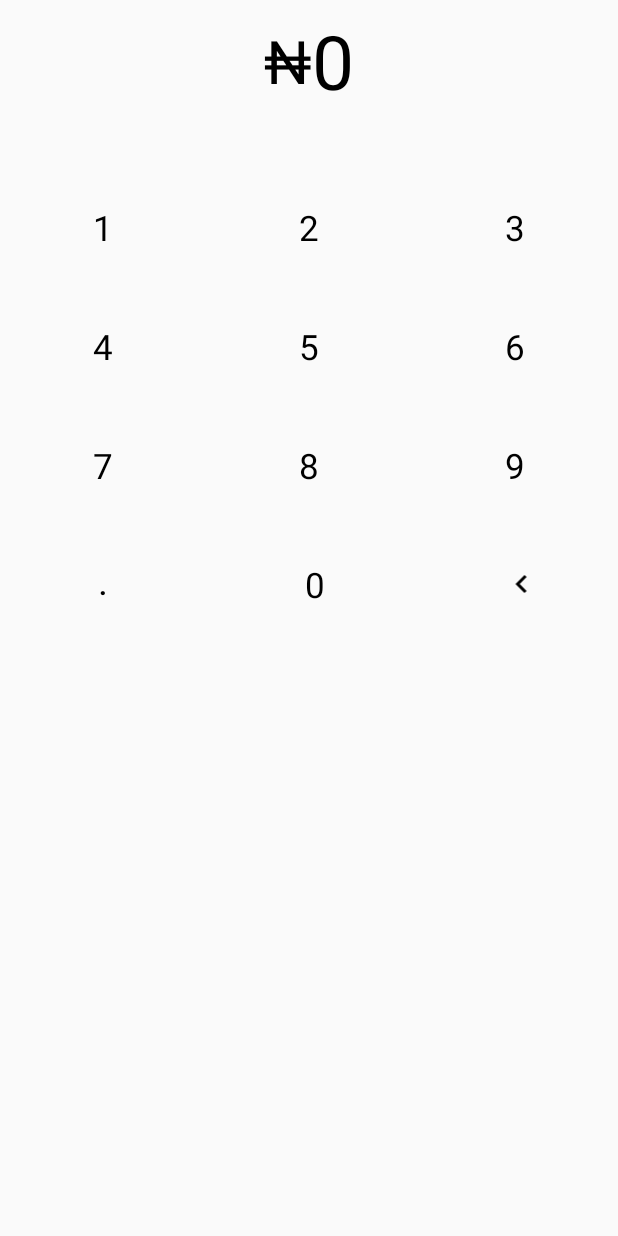
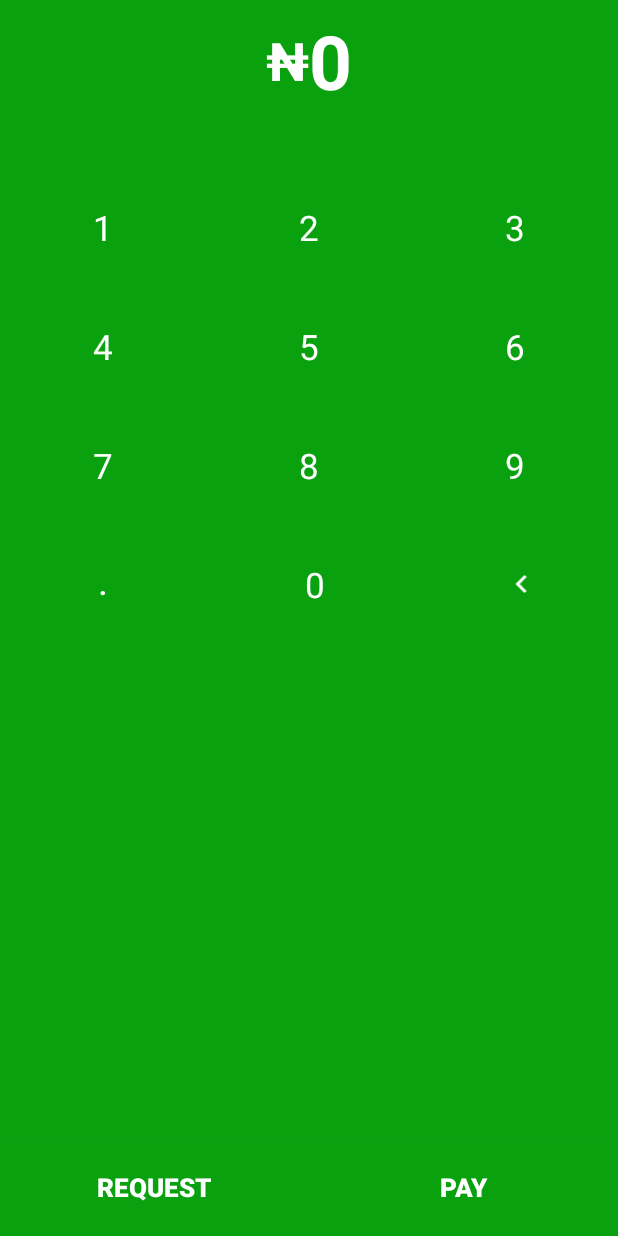
Before and after one commit to EmmanuelTobi/cash-input-animation, an Android app: the screen it shows after launch (MainActivity), on a phone screen of 412 x 824 dp. Run offline under Robolectric (Android 15) with nearby library versions, the phone set to English and light mode, and no system bars.

Commit message:
color change, shake animation, and limit checks.

```diff
--- a/app/build.gradle
+++ b/app/build.gradle
@@ -32,4 +32,5 @@ dependencies {
     testImplementation 'junit:junit:4.12'
     androidTestImplementation 'androidx.test.ext:junit:1.1.0'
     androidTestImplementation 'androidx.test.espresso:espresso-core:3.2.0'
+    implementation 'androidx.cardview:cardview:1.0.0'
 }
--- a/app/src/main/java/com/exceptos/cashamount/MainActivity.kt
+++ b/app/src/main/java/com/exceptos/cashamount/MainActivity.kt
@@ -20,6 +20,7 @@ class MainActivity : AppCompatActivity() {
     var animZoomOut:Animation? = null
     var animSlideDown: Animation? = null
     var animTogether:Animation? = null
+    var animShake:Animation? = null
 
     var cashAmount: String = "0"
     var inputMade: Boolean = false
@@ -37,6 +38,7 @@ class MainActivity : AppCompatActivity() {
         animZoomOut = AnimationUtils.loadAnimation(applicationContext, R.anim.zoom_out)
         animTogether = AnimationUtils.loadAnimation(applicationContext, R.anim.together)
         animSlideDown = AnimationUtils.loadAnimation(applicationContext, R.anim.slide_down)
+        animShake = AnimationUtils.loadAnimation(applicationContext, R.anim.shake)
 
         cash_amount_view.text = CashAmountFormat(cashAmount.toInt())
 
@@ -147,6 +149,9 @@ class MainActivity : AppCompatActivity() {
 
             })
 
+        } else if (cashAmount.length >= 7) {
+            cash_amount_view.startAnimation(animShake)
+
         } else {
 
             digit_to_animate.text = digit
--- /dev/null
+++ b/app/src/main/res/anim/shake.xml
@@ -0,0 +1,9 @@
+<?xml version = "1.0" encoding = "utf-8"?>
+<set xmlns:android = "http://schemas.android.com/apk/res/android">
+    <translate
+        android:duration = "50"
+        android:fromXDelta = "-3%"
+        android:repeatCount = "3"
+        android:repeatMode = "reverse"
+        android:toXDelta = "3%"/>
+</set>
--- a/app/src/main/res/layout/activity_main.xml
+++ b/app/src/main/res/layout/activity_main.xml
@@ -4,6 +4,8 @@
     xmlns:tools="http://schemas.android.com/tools"
     android:layout_width="match_parent"
     android:layout_height="match_parent"
+    android:alpha="100"
+    android:background="@color/colorGreen"
     android:orientation="vertical"
     tools:context=".MainActivity">
 
@@ -18,8 +20,9 @@
             android:layout_width="wrap_content"
             android:layout_height="wrap_content"
             android:text="@string/naira_code"
-            android:textColor="@android:color/black"
-            android:textSize="40sp" />
+            android:textColor="@android:color/white"
+            android:textSize="35sp"
+            android:textStyle="bold" />
 
         <TextView
             android:id="@+id/cash_amount_view"
@@ -27,14 +30,15 @@
             android:layout_height="wrap_content"
             android:gravity="center"
             android:text="13,656"
-            android:textColor="@android:color/black"
-            android:textSize="50sp" />
+            android:textColor="@android:color/white"
+            android:textSize="50sp"
+            android:textStyle="bold" />
 
         <TextView
             android:id="@+id/digit_to_animate"
             android:layout_width="wrap_content"
             android:layout_height="wrap_content"
-            android:textColor="@android:color/black"
+            android:textColor="@android:color/white"
             android:textSize="60sp"
             android:textStyle="bold" />
     </LinearLayout>
@@ -60,7 +64,7 @@
                 android:gravity="center"
                 android:padding="12dp"
                 android:text="1"
-                android:textColor="@android:color/black"
+                android:textColor="@android:color/white"
                 android:textSize="23sp" />
 
             <TextView
@@ -72,7 +76,7 @@
                 android:gravity="center"
                 android:padding="12dp"
                 android:text="2"
-                android:textColor="@android:color/black"
+                android:textColor="@android:color/white"
                 android:textSize="23sp" />
 
             <TextView
@@ -84,7 +88,7 @@
                 android:gravity="center"
                 android:padding="12dp"
                 android:text="3"
-                android:textColor="@android:color/black"
+                android:textColor="@android:color/white"
                 android:textSize="23sp" />
         </LinearLayout>
 
@@ -103,7 +107,7 @@
                 android:gravity="center"
                 android:padding="12dp"
                 android:text="4"
-                android:textColor="@android:color/black"
+                android:textColor="@android:color/white"
                 android:textSize="23sp" />
 
             <TextView
@@ -115,7 +119,7 @@
                 android:gravity="center"
                 android:padding="12dp"
                 android:text="5"
-                android:textColor="@android:color/black"
+                android:textColor="@android:color/white"
                 android:textSize="23sp" />
 
             <TextView
@@ -127,7 +131,7 @@
                 android:gravity="center"
                 android:padding="12dp"
                 android:text="6"
-                android:textColor="@android:color/black"
+                android:textColor="@android:color/white"
                 android:textSize="23sp" />
         </LinearLayout>
 
@@ -146,7 +150,7 @@
                 android:gravity="center"
                 android:padding="12dp"
                 android:text="7"
-                android:textColor="@android:color/black"
+                android:textColor="@android:color/white"
                 android:textSize="23sp" />
 
             <TextView
@@ -158,7 +162,7 @@
                 android:gravity="center"
                 android:padding="12dp"
                 android:text="8"
-                android:textColor="@android:color/black"
+                android:textColor="@android:color/white"
                 android:textSize="23sp" />
 
             <TextView
@@ -170,7 +174,7 @@
                 android:gravity="center"
                 android:padding="12dp"
                 android:text="9"
-                android:textColor="@android:color/black"
+                android:textColor="@android:color/white"
                 android:textSize="23sp" />
         </LinearLayout>
 
@@ -189,7 +193,7 @@
                 android:gravity="center"
                 android:padding="12dp"
                 android:text="."
-                android:textColor="@android:color/black"
+                android:textColor="@android:color/white"
                 android:textSize="18sp"
                 android:textStyle="bold" />
 
@@ -202,7 +206,7 @@
                 android:gravity="center"
                 android:padding="12dp"
                 android:text="0"
-                android:textColor="@android:color/black"
+                android:textColor="@android:color/white"
                 android:textSize="23sp" />
 
             <ImageView
@@ -215,8 +219,41 @@
                 android:padding="12dp"
                 android:src="@drawable/ic_chevron_left_black_24dp"
                 android:textSize="18sp"
-                android:textStyle="bold" />
+                android:textStyle="bold"
+                android:tint="@android:color/white" />
         </LinearLayout>
     </LinearLayout>
 
+    <LinearLayout
+        android:layout_width="match_parent"
+        android:layout_height="match_parent"
+        android:layout_gravity="bottom"
+        android:gravity="bottom"
+        android:orientation="horizontal">
+
+        <Button
+            android:id="@+id/button"
+            android:layout_width="wrap_content"
+            android:layout_height="65dp"
+            android:layout_weight="1"
+            android:background="@color/colorGreen"
+            android:shadowColor="@android:color/white"
+            android:text="Request"
+            android:textColor="@android:color/white"
+            android:textSize="17sp"
+            android:textStyle="bold" />
+
+        <Button
+            android:id="@+id/button2"
+            android:layout_width="wrap_content"
+            android:layout_height="65dp"
+            android:layout_weight="1"
+            android:background="@color/colorGreen"
+            android:shadowColor="@android:color/white"
+            android:text="Pay"
+            android:textColor="@android:color/white"
+            android:textSize="17sp"
+            android:textStyle="bold" />
+    </LinearLayout>
+
 </LinearLayout>
--- a/app/src/main/res/values/colors.xml
+++ b/app/src/main/res/values/colors.xml
@@ -3,4 +3,5 @@
     <color name="colorPrimary">#008577</color>
     <color name="colorPrimaryDark">#00574B</color>
     <color name="colorAccent">#D81B60</color>
+    <color name="colorGreen">#0aa10f</color>
 </resources>
```
